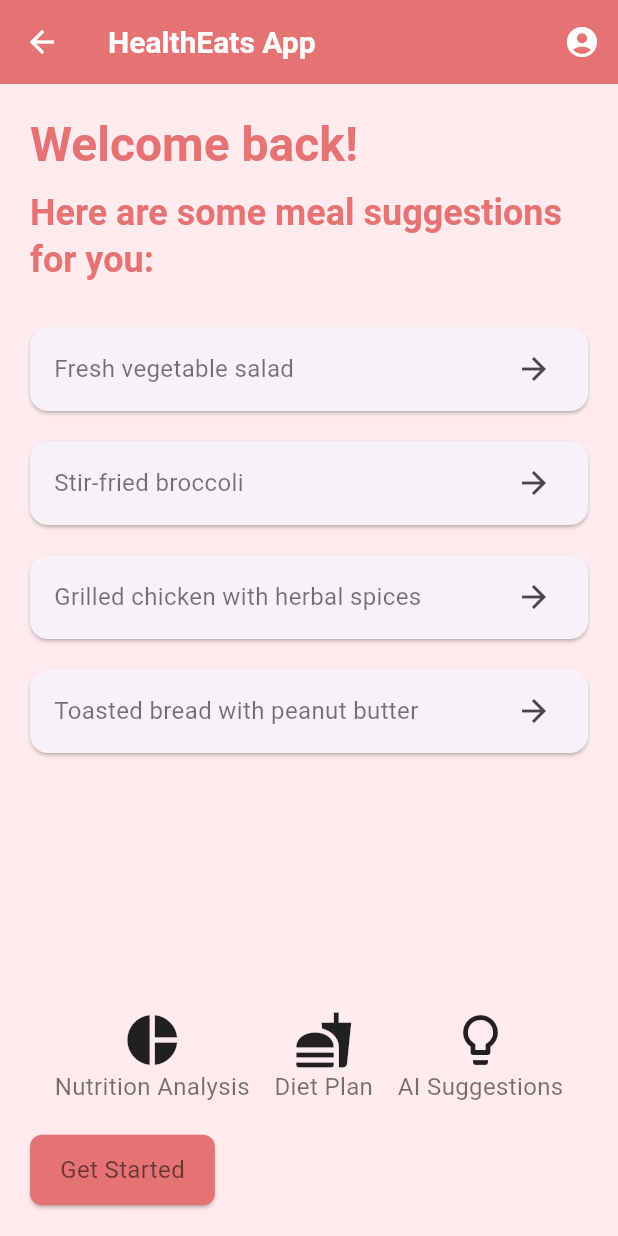
After one commit to vuhoangviet0808/HealthEatsApp, a Flutter app: the HomeScreen screen opened directly, on a phone screen of 412 x 824 dp. The commit adds this screen. Run offline on Flutter 3.47's test engine with Material 3 defaults, Android fonts, the phone set to English and light mode, and no system bars; our stand-ins replace go_router.

Commit message:
Add home screen

```diff
--- a/frontend/lib/features/authentication/presentation/logo_screen.dart
+++ b/frontend/lib/features/authentication/presentation/logo_screen.dart
@@ -1,7 +1,7 @@
 import 'dart:async';
 import 'package:flutter/material.dart';
 import 'package:go_router/go_router.dart';
-import '../../../core/theme/theme.dart';
+import '../../../core/themes/theme.dart';
 
 class LogoScreen extends StatefulWidget {
   @override
--- /dev/null
+++ b/frontend/lib/features/home/home_screen.dart
@@ -0,0 +1,103 @@
+import 'package:flutter/material.dart';
+
+// Giả sử bạn đã định nghĩa appTheme trong app_theme.dart
+import '../../core/themes/theme.dart';
+
+class HomeScreen extends StatelessWidget {
+  // Dữ liệu về các bữa ăn gợi ý
+  final List<String> suggestedMeals = [
+    "Fresh vegetable salad",
+    "Stir-fried broccoli",
+    "Grilled chicken with herbal spices",
+    "Toasted bread with peanut butter"
+  ];
+
+  @override
+  Widget build(BuildContext context) {
+    return Scaffold(
+      appBar: AppBar(
+        title: Text("HealthEats App", style: Theme.of(context).appBarTheme.titleTextStyle),
+        actions: [
+          IconButton(
+            icon: Icon(Icons.account_circle),
+            onPressed: () {
+              // Điều hướng tới trang profile hoặc thông tin người dùng
+            },
+          ),
+        ],
+      ),
+      body: Padding(
+        padding: const EdgeInsets.all(20.0),
+        child: Column(
+          crossAxisAlignment: CrossAxisAlignment.start,
+          children: [
+            // Chào mừng người dùng
+            Text(
+              "Welcome back!",
+              style: Theme.of(context).textTheme.headlineLarge, // Sử dụng headlineLarge từ appTheme
+            ),
+            SizedBox(height: 10),
+            Text(
+              "Here are some meal suggestions for you:",
+              style: Theme.of(context).textTheme.headlineMedium, // Sử dụng bodyText1 từ appTheme
+            ),
+            SizedBox(height: 20),
+
+            // Danh sách các bữa ăn gợi ý
+            Expanded(
+              child: ListView.builder(
+                itemCount: suggestedMeals.length,
+                itemBuilder: (context, index) {
+                  return Card(
+                    margin: EdgeInsets.symmetric(vertical: 10),
+                    child: ListTile(
+                      title: Text(suggestedMeals[index], style: Theme.of(context).textTheme.bodyMedium),
+                      trailing: Icon(Icons.arrow_forward),
+                      onTap: () {
+                        // Điều hướng tới chi tiết bữa ăn nếu muốn
+                      },
+                    ),
+                  );
+                },
+              ),
+            ),
+
+            // Các tính năng khác (phân tích dinh dưỡng, chế độ ăn kiêng)
+            SizedBox(height: 20),
+            Row(
+              mainAxisAlignment: MainAxisAlignment.spaceEvenly,
+              children: [
+                Column(
+                  children: [
+                    Icon(Icons.pie_chart, size: 40),
+                    Text("Nutrition Analysis", style: Theme.of(context).textTheme.bodyMedium), // Sử dụng bodyMedium
+                  ],
+                ),
+                Column(
+                  children: [
+                    Icon(Icons.fastfood, size: 40),
+                    Text("Diet Plan", style: Theme.of(context).textTheme.bodyMedium),
+                  ],
+                ),
+                Column(
+                  children: [
+                    Icon(Icons.lightbulb_outline, size: 40),
+                    Text("AI Suggestions", style: Theme.of(context).textTheme.bodyMedium),
+                  ],
+                ),
+              ],
+            ),
+            SizedBox(height: 20),
+            // Nút đăng ký (hoặc bất kỳ hành động nào)
+            ElevatedButton(
+              onPressed: () {
+                // Hành động khi nhấn nút
+              },
+              child: Text("Get Started", style: Theme.of(context).textTheme.bodyMedium), // Sử dụng bodyText2 cho chữ nút
+            ),
+          ],
+        ),
+      ),
+    );
+  }
+}
--- a/frontend/lib/main.dart
+++ b/frontend/lib/main.dart
@@ -1,6 +1,6 @@
 import 'package:flutter/material.dart';
 import 'package:go_router/go_router.dart';
-import 'core/theme/theme.dart'; // Import theme
+import 'core/themes/theme.dart'; // Import theme
 import 'features/authentication/presentation/logo_screen.dart';
 import 'features/authentication/presentation/login_screen.dart';
 
```
Also changed, not shown: frontend/lib/core/themes/theme.dart (renamed from frontend/lib/core/theme/theme.dart).
